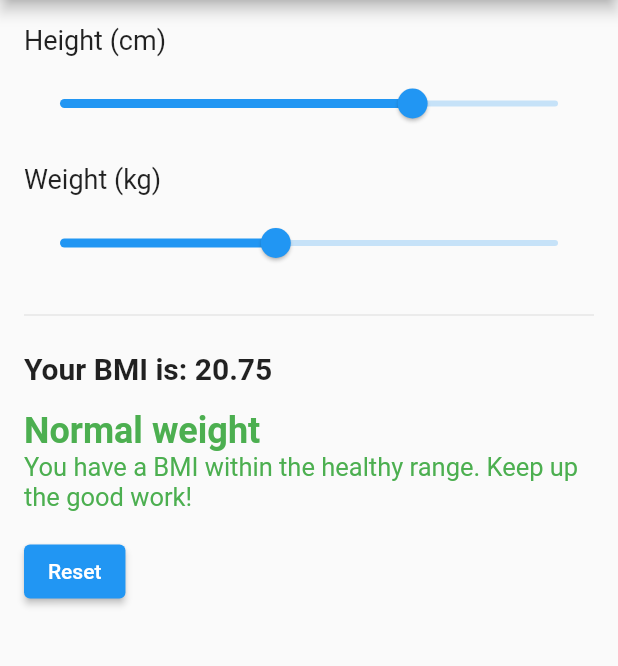
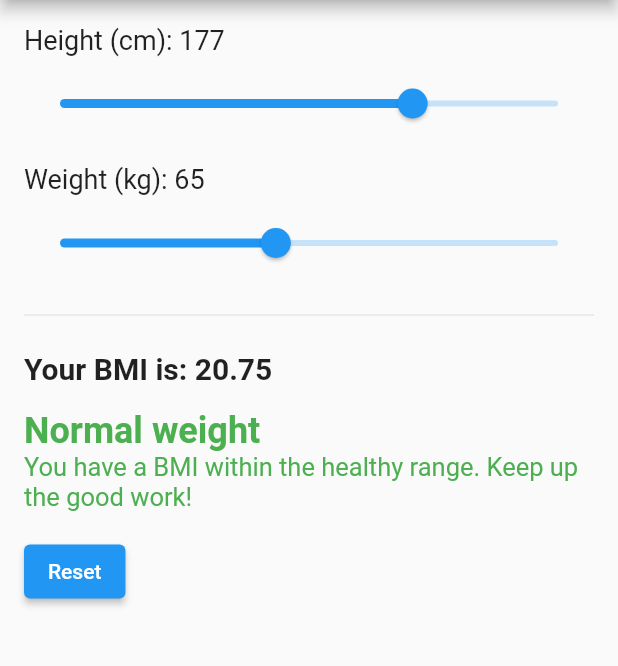
Before and after one commit to hereisSwapnil/BMI-Calculator, a Flutter app: the screen it shows after launch, on a phone screen of 412 x 824 dp, the part 84-750 px from its top. Run offline on Flutter 3.47's test engine with Material 2 defaults, Android fonts, the phone set to English and light mode, and no system bars.

Commit message:
fixed height weight text value

```diff
--- a/lib/main.dart
+++ b/lib/main.dart
@@ -75,9 +75,9 @@ class _MyAppState extends State<MyApp> {
           child: Column(
             crossAxisAlignment: CrossAxisAlignment.start,
             children: [
-              const Text(
-                "Height (cm)",
-                style: TextStyle(fontSize: 18),
+              Text(
+                "Height (cm): ${height.round()}",
+                style: const TextStyle(fontSize: 18),
               ),
               const SizedBox(height: 8),
               Slider(
@@ -92,9 +92,9 @@ class _MyAppState extends State<MyApp> {
                 label: height.round().toString(),
               ),
               const SizedBox(height: 16),
-              const Text(
-                "Weight (kg)",
-                style: TextStyle(fontSize: 18),
+              Text(
+                "Weight (kg): ${weight.round()}",
+                style: const TextStyle(fontSize: 18),
               ),
               const SizedBox(height: 8),
               Slider(
```
